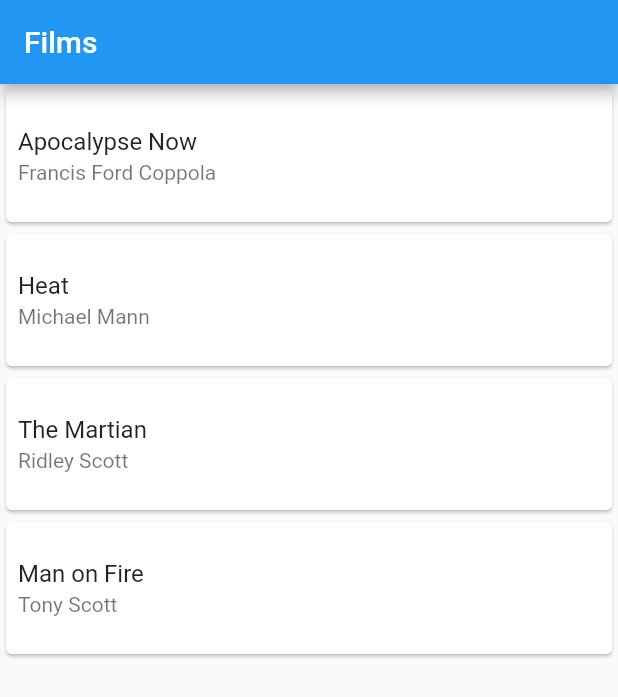
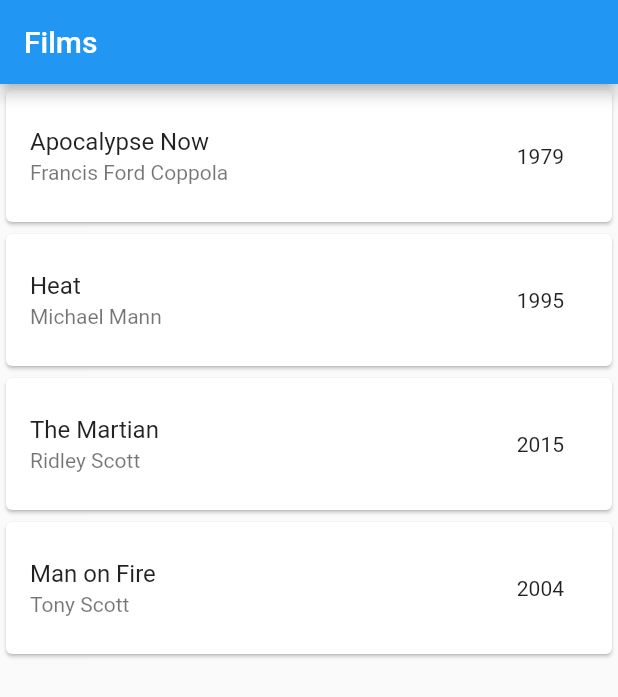
Before and after one commit to c0ff33-b34n/flutter_simple_sqlite_android, a Flutter app: the screen it shows after launch, on a phone screen of 412 x 824 dp. Shown: the top 697 px of the screen. Run offline on Flutter 3.47's test engine with Material 2 defaults, Android fonts, the phone set to English and light mode, and no system bars; our stand-ins replace sqflite; accounts and stored records are empty.

Commit message:
Add releaseYear to listview card, adjust card layout and remove debug banner

```diff
--- a/lib/main.dart
+++ b/lib/main.dart
@@ -14,6 +14,7 @@ class MyApp extends StatelessWidget {
   @override
   Widget build(BuildContext context) {
     return MaterialApp(
+      debugShowCheckedModeBanner: false,
       title: 'SQLite database of Films',
       theme: ThemeData(
         primarySwatch: Colors.blue,
@@ -82,10 +83,19 @@ class _MyHomePageState extends State<MyHomePage> {
                 itemCount: snapshot.data?.length,
                 itemBuilder: (BuildContext context, int index) {
                   return Card(
-                    child: ListTile(
-                      contentPadding: const EdgeInsets.all(8.0),
-                      title: Text(snapshot.data![index].title),
-                      subtitle: Text(snapshot.data![index].director),
+                    child: Row(
+                      children: [
+                        Expanded(
+                          child: ListTile(
+                            contentPadding: const EdgeInsets.symmetric(vertical: 8.0,horizontal: 16.0),
+                            title: Text(snapshot.data![index].title),
+                            subtitle: Text(snapshot.data![index].director),
+                          ),
+                        ),
+                        Container(
+                            padding: const EdgeInsets.only(right: 32),
+                            child: Text(snapshot.data![index].releaseYear.toString())),
+                      ],
                     ),
                   );
                 },
```
